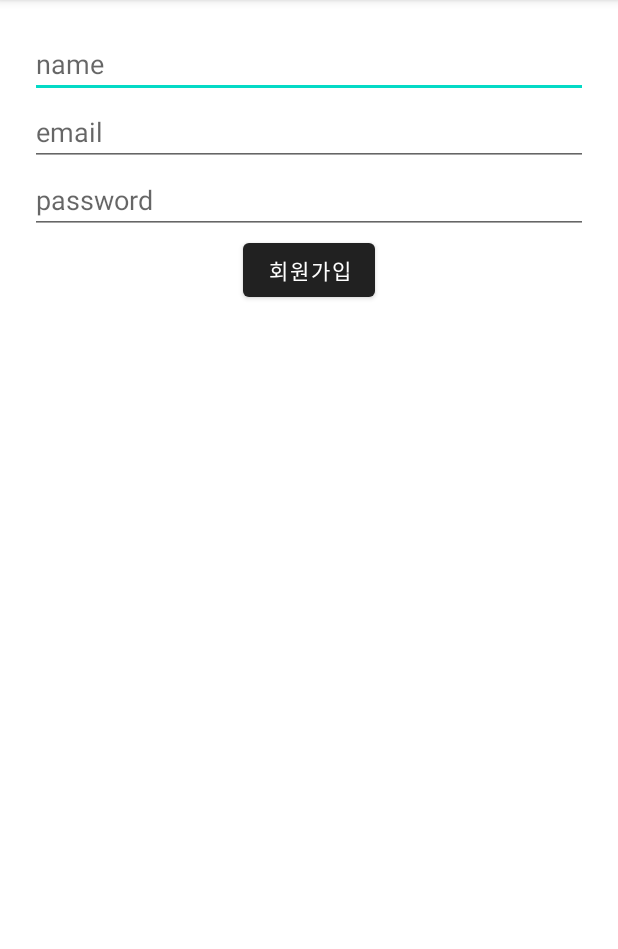
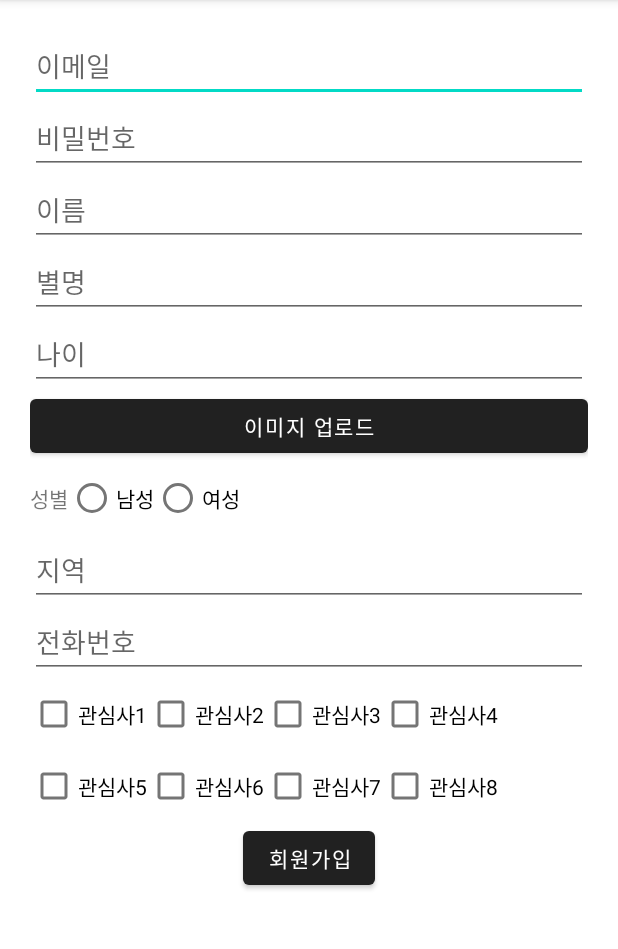
Before and after one commit to PANGJINI/ChatTest, an Android app: the SignUpActivity screen opened directly, with no data from a screen before it, after a tap on "회원가입", on a phone screen of 412 x 824 dp, the part 84-1033 px from its top. Run offline under Robolectric (Android 15) with nearby library versions, the phone set to English and light mode, and no system bars; our stand-ins replace Firebase (no records; nobody signed in at launch, a user with empty details on screens opened directly); 1 statement that could not run was skipped.

Commit message:
회원가입 xml, 액티비티 수정

```diff
--- a/app/src/main/java/com/example/myapplication/SignUpActivity.kt
+++ b/app/src/main/java/com/example/myapplication/SignUpActivity.kt
@@ -1,9 +1,10 @@
 package com.example.myapplication
-
 import android.content.Intent
+import android.net.Uri
 import androidx.appcompat.app.AppCompatActivity
 import android.os.Bundle
 import android.util.Log
+import android.widget.RadioButton
 import android.widget.Toast
 import com.example.myapplication.databinding.ActivitySignUpBinding
 import com.google.firebase.auth.FirebaseAuth
@@ -18,6 +19,8 @@ class SignUpActivity : AppCompatActivity() {
     lateinit var mAuth: FirebaseAuth
     private lateinit var mDbRef: DatabaseReference
 
+    //private val interest: MutableList<Int> = mutableListOf()
+
     override fun onCreate(savedInstanceState: Bundle?) {
         super.onCreate(savedInstanceState)
         binding = ActivitySignUpBinding.inflate(layoutInflater)
@@ -27,34 +30,122 @@ class SignUpActivity : AppCompatActivity() {
         mDbRef = Firebase.database.reference    //DB초기화
 
 
+
+
+
         // 회원가입 버튼 이벤트
-        binding.btnSignUp.setOnClickListener{
-            val name = binding.editName.text.toString()
+        binding.btnSignUp.setOnClickListener {
             val email = binding.editEmail.text.toString()
             val password = binding.editPassword.text.toString()
+            val name = binding.editName.text.toString()
+            val nick = binding.editNick.text.toString()
+            val age = binding.editAge.text.toString()
+            val area = binding.editArea.text.toString()
+            val number = binding.editNumber.text.toString()
+
+//            // 이미지 파일 경로
+//            val imagePath = "users/${mAuth.currentUser?.uid}/profile.jpg"
+//            val imageRef = mDbRef.child(imagePath)
+//
+
+
+
+            val genderId = binding.editGender.checkedRadioButtonId
+            // 선택된 라디오 버튼의 ID로 라디오 버튼 찾기
+            val genderS = findViewById<RadioButton>(genderId)
+            // 선택된 라디오 버튼의 텍스트 읽어오기
+            val gender = genderS.text.toString()
+
+            val interest: MutableList<String> = mutableListOf()
+
+            if (binding.interest1.isChecked) {
+                interest.add(binding.interest1.text.toString())
+            }
+            if (binding.interest2.isChecked) {
+                interest.add(binding.interest2.text.toString())
+            }
+            if (binding.interest3.isChecked) {
+                interest.add(binding.interest3.text.toString())
+            }
+            if (binding.interest4.isChecked) {
+                interest.add(binding.interest4.text.toString())
+            }
+            if (binding.interest5.isChecked) {
+                interest.add(binding.interest5.text.toString())
+            }
+            if (binding.interest6.isChecked) {
+                interest.add(binding.interest6.text.toString())
+            }
+            if (binding.interest7.isChecked) {
+                interest.add(binding.interest7.text.toString())
+            }
+            if (binding.interest8.isChecked) {
+                interest.add(binding.interest8.text.toString())
+            }
+
 
 
             mAuth.createUserWithEmailAndPassword(email, password)
                 .addOnCompleteListener(this) { task ->
-                    if(task.isSuccessful) {     // 회원가입 성공시
+                    if (task.isSuccessful) {     // 회원가입 성공시
                         Toast.makeText(this, "회원가입 성공", Toast.LENGTH_LONG).show()
+
                         Log.d("signUp", "email: $email, password: $password")
 
                         val intent: Intent = Intent(this@SignUpActivity, LoginActivity::class.java)
+
                         startActivity(intent)
-                        addUserDatabase(name, email, mAuth.currentUser?.uid!!)
+                        addUserDatabase(
+                            email,
+                            mAuth.currentUser?.uid!!,
+                            name,
+                            nick,
+                            age,
+                            gender,
+                            area,
+                            number,
+                            interest
+                        )
 
                     } else {                    // 회원가입 실패시
                         Toast.makeText(this, "회원가입 실패", Toast.LENGTH_LONG).show()
                         Log.d("signUp", "ERROR ::::: ${task.exception}")
                     }
                 }
+        }
 
-        }
+
     }
 
-    //addUserDatabase : 데이터베이스에 사용자 저장하는 함수 (이름, 이메일, uid(인증 데이터 정보))
-    private fun addUserDatabase(name: String, email: String, uId: String) {
-        mDbRef.child("user").child(uId).setValue(User(name, email, uId))
+//    companion object {
+//        private const val IMAGE_PICK_CODE = 1000
+//    }
+//
+//    override fun onActivityResult(requestCode: Int, resultCode: Int, data: Intent?) {
+//        super.onActivityResult(requestCode, resultCode, data)
+//        if (requestCode == IMAGE_PICK_CODE && resultCode == RESULT_OK && data != null) {
+//            imageUri = data.data
+//        }
+//    }
+
+
+    //addUserDatabase : 데이터베이스에 사용자 저장하는 함수
+    private fun addUserDatabase(
+        email: String,
+        uId: String,
+        name: String,
+        nick: String,
+        age: String,
+        gender: String,
+        area: String,
+        number: String,
+        interest: MutableList<String>
+    ) {
+        mDbRef.child("user").child(uId).setValue(
+            User(
+                email, uId, name, nick, age, gender, area, number,
+                interest.toString()
+            )
+        )
     }
 }
--- a/app/src/main/res/layout/activity_sign_up.xml
+++ b/app/src/main/res/layout/activity_sign_up.xml
@@ -7,28 +7,108 @@
     android:padding="20dp"
     >
 
+
+    <EditText
+        android:id="@+id/edit_email"
+        android:inputType="textEmailAddress"
+        android:layout_width="match_parent"
+        android:layout_height="wrap_content"
+        android:hint="이메일"/>
+    <EditText
+        android:id="@+id/edit_password"
+        android:layout_width="match_parent"
+        android:layout_height="wrap_content"
+        android:hint="비밀번호"/>
     <EditText
         android:id="@+id/edit_name"
         android:layout_width="match_parent"
         android:layout_height="wrap_content"
-        android:hint="name"/>
+        android:hint="이름"/>
     <EditText
-        android:id="@+id/edit_email"
+        android:id="@+id/edit_nick"
         android:layout_width="match_parent"
         android:layout_height="wrap_content"
-        android:hint="email"/>
+        android:hint="별명"/>
     <EditText
-        android:id="@+id/edit_password"
+        android:id="@+id/edit_age"
         android:layout_width="match_parent"
         android:layout_height="wrap_content"
-        android:hint="password"/>
+        android:hint="나이"/>
+    <Button
+        android:id="@+id/edit_image"
+        android:layout_width="match_parent"
+        android:layout_height="wrap_content"
+        android:text="이미지 업로드"/>
+
+
+    <RadioGroup
+        android:id="@+id/edit_gender"
+        android:orientation="horizontal"
+        android:layout_width="match_parent"
+        android:layout_height="wrap_content">
+        <TextView
+            android:layout_width="wrap_content"
+            android:layout_height="wrap_content"
+            android:text="성별"/>
+        <RadioButton
+            android:id="@+id/edit_male"
+            android:text="남성"
+            android:layout_width="wrap_content"
+            android:layout_height="wrap_content"/>
+        <RadioButton
+            android:id="@+id/edit_female"
+            android:text="여성"
+            android:layout_width="wrap_content"
+            android:layout_height="wrap_content"/>
+    </RadioGroup>
+    <EditText
+        android:id="@+id/edit_area"
+        android:layout_width="match_parent"
+        android:layout_height="wrap_content"
+        android:hint="지역"/>
+    <EditText
+        android:id="@+id/edit_number"
+        android:inputType="phone"
+        android:layout_width="match_parent"
+        android:layout_height="wrap_content"
+        android:hint="전화번호"/>
+    <TableLayout
+        android:id="@+id/edit_interest"
+        android:layout_width="wrap_content"
+        android:layout_height="wrap_content">
+        <TableRow>
+            <CheckBox
+                android:id="@+id/interest1"
+                android:text="관심사1"/>
+            <CheckBox
+                android:id="@+id/interest2"
+                android:text="관심사2"/>
+            <CheckBox
+                android:id="@+id/interest3"
+                android:text="관심사3"/>
+            <CheckBox
+                android:id="@+id/interest4"
+                android:text="관심사4"/>
+        </TableRow>
+        <TableRow>
+            <CheckBox
+                android:id="@+id/interest5"
+                android:text="관심사5"/>
+            <CheckBox
+                android:id="@+id/interest6"
+                android:text="관심사6"/>
+            <CheckBox
+                android:id="@+id/interest7"
+                android:text="관심사7"/>
+            <CheckBox
+                android:id="@+id/interest8"
+                android:text="관심사8"/>
+        </TableRow>
+    </TableLayout>
     <Button
         android:id="@+id/btn_signUp"
         android:layout_width="wrap_content"
         android:layout_height="wrap_content"
         android:layout_gravity="center"
         android:text="회원가입"/>
-
-
-
 </LinearLayout>
```
